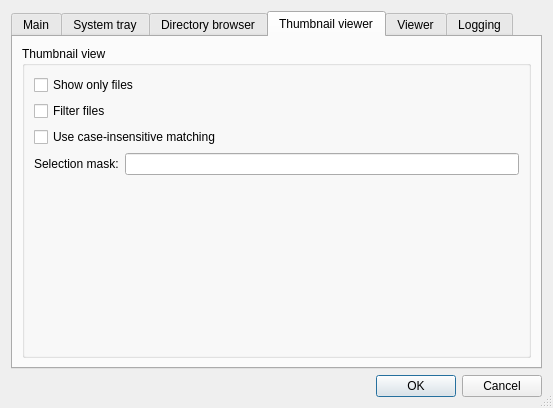
Before: the Qt Designer form aardview/settingsdialog.ui in bwachter/aardview, drawn with Qt 5.
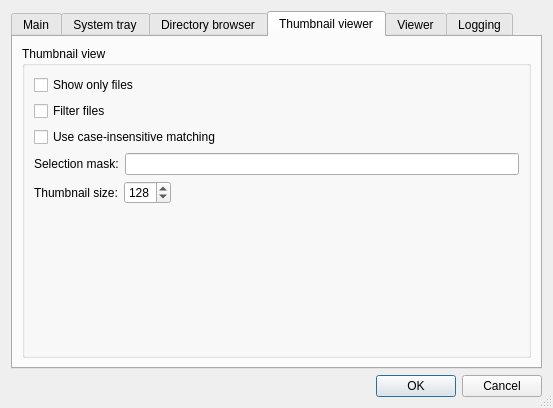
After: the same form once the commit is applied. The open tabs and pages were chosen to show the change.

Commit message: Add thumbnail sizes, improve video thumbnailing

```diff
--- a/aardview/settingsdialog.ui
+++ b/aardview/settingsdialog.ui
@@ -326,6 +326,46 @@
               </item>
              </layout>
             </item>
+            <item>
+             <layout class="QHBoxLayout" name="horizontalLayout_tn_thumbsize">
+              <item>
+               <widget class="QLabel" name="labelTnThumbnailSize">
+                <property name="text">
+                 <string>Thumbnail size:</string>
+                </property>
+               </widget>
+              </item>
+              <item>
+               <widget class="QSpinBox" name="tnThumbnailSize">
+                <property name="minimum">
+                 <number>32</number>
+                </property>
+                <property name="maximum">
+                 <number>512</number>
+                </property>
+                <property name="singleStep">
+                 <number>32</number>
+                </property>
+                <property name="value">
+                 <number>128</number>
+                </property>
+               </widget>
+              </item>
+              <item>
+               <spacer name="horizontalSpacer_tnThumbSize">
+                <property name="orientation">
+                 <enum>Qt::Horizontal</enum>
+                </property>
+                <property name="sizeHint" stdset="0">
+                 <size>
+                  <width>40</width>
+                  <height>20</height>
+                 </size>
+                </property>
+               </spacer>
+              </item>
+             </layout>
+            </item>
             <item>
              <spacer name="verticalSpacer_2">
               <property name="orientation">
```
The commit also changes 7 other files.
